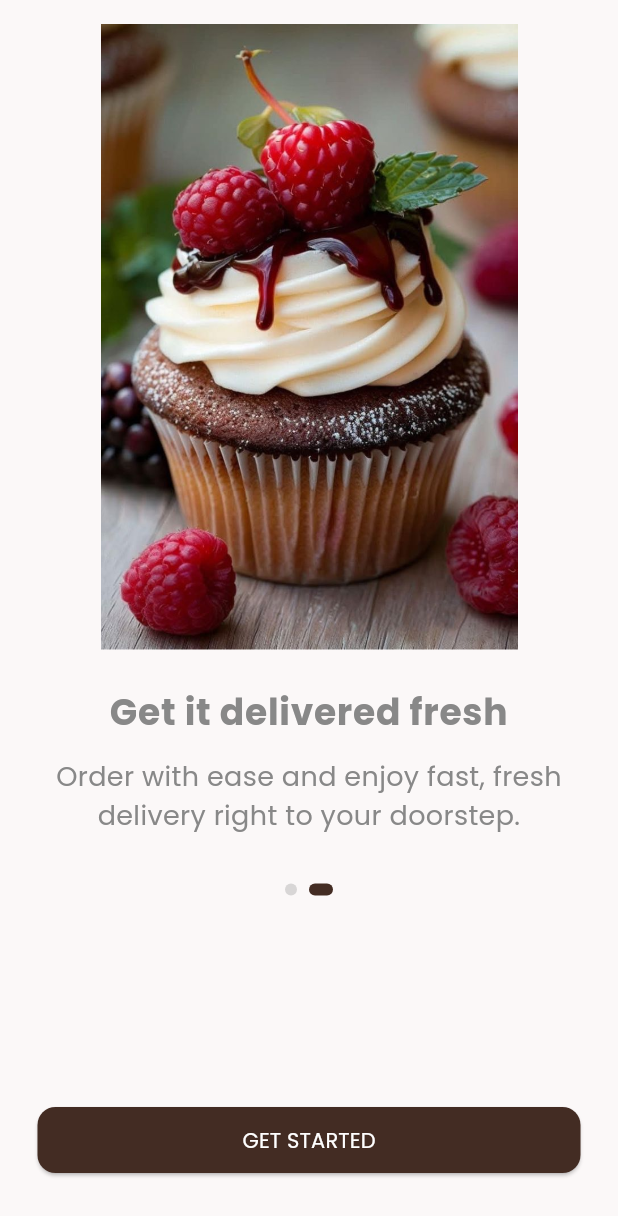
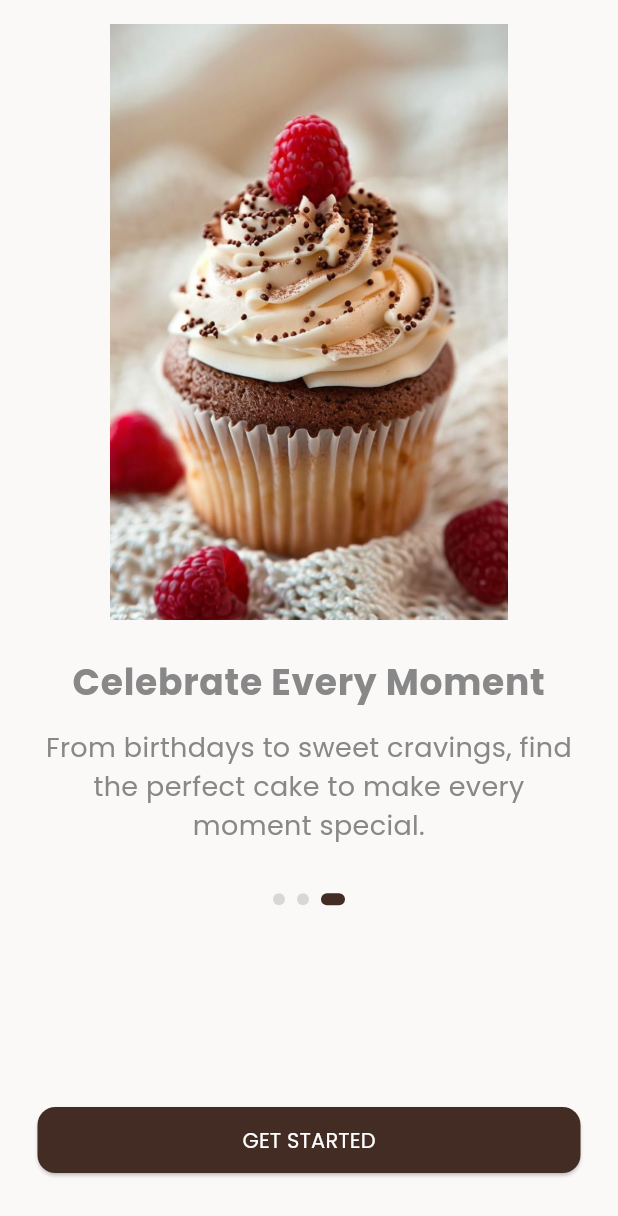
Before and after one commit to MonicaSaeed/cakes_store_frontend, a Flutter app: the OnboardingScreen screen opened directly, after a tap on "SKIP", on a phone screen of 412 x 824 dp. Shown: the top 1216 px of the screen. Run offline on Flutter 3.47's test engine with Material 3 defaults, Android fonts, the phone set to English and light mode, and no system bars; our stand-ins replace bloc, cached_network_image, dio, equatable, firebase_auth, firebase_core and 8 more; missing offline and left inert: flutter_facebook_auth; accounts and stored records are empty.

Commit message:
"addanotherpageview"

```diff
--- a/lib/features/onboarding/screens/onboarding_screen.dart
+++ b/lib/features/onboarding/screens/onboarding_screen.dart
@@ -17,15 +17,21 @@ class _OnboardingScreenState extends State<OnboardingScreen> {
 
   final List<OnboardingData> onboardingPages = [
     OnboardingData(
-      image: 'assets/images/cake31.jpg',
+      image: 'assets/images/cake40.jpg',
       title: 'Discover delightful cakes',
       subtitle: 'Browse our freshly baked cakes made with love and quality ingredients — ready for every occasion.',
     ),
     OnboardingData(
-      image: 'assets/images/cake32.jpg',
+      image: 'assets/images/cake37.jpg',
       title: 'Get it delivered fresh',
       subtitle: 'Order with ease and enjoy fast, fresh delivery right to your doorstep.',
     ),
+     OnboardingData(
+    image: 'assets/images/cake31.jpg',
+    title: 'Celebrate Every Moment',
+    subtitle: 'From birthdays to sweet cravings, find the perfect cake to make every moment special.',
+    ),
+
   ];
 
   void onNext() {
```
